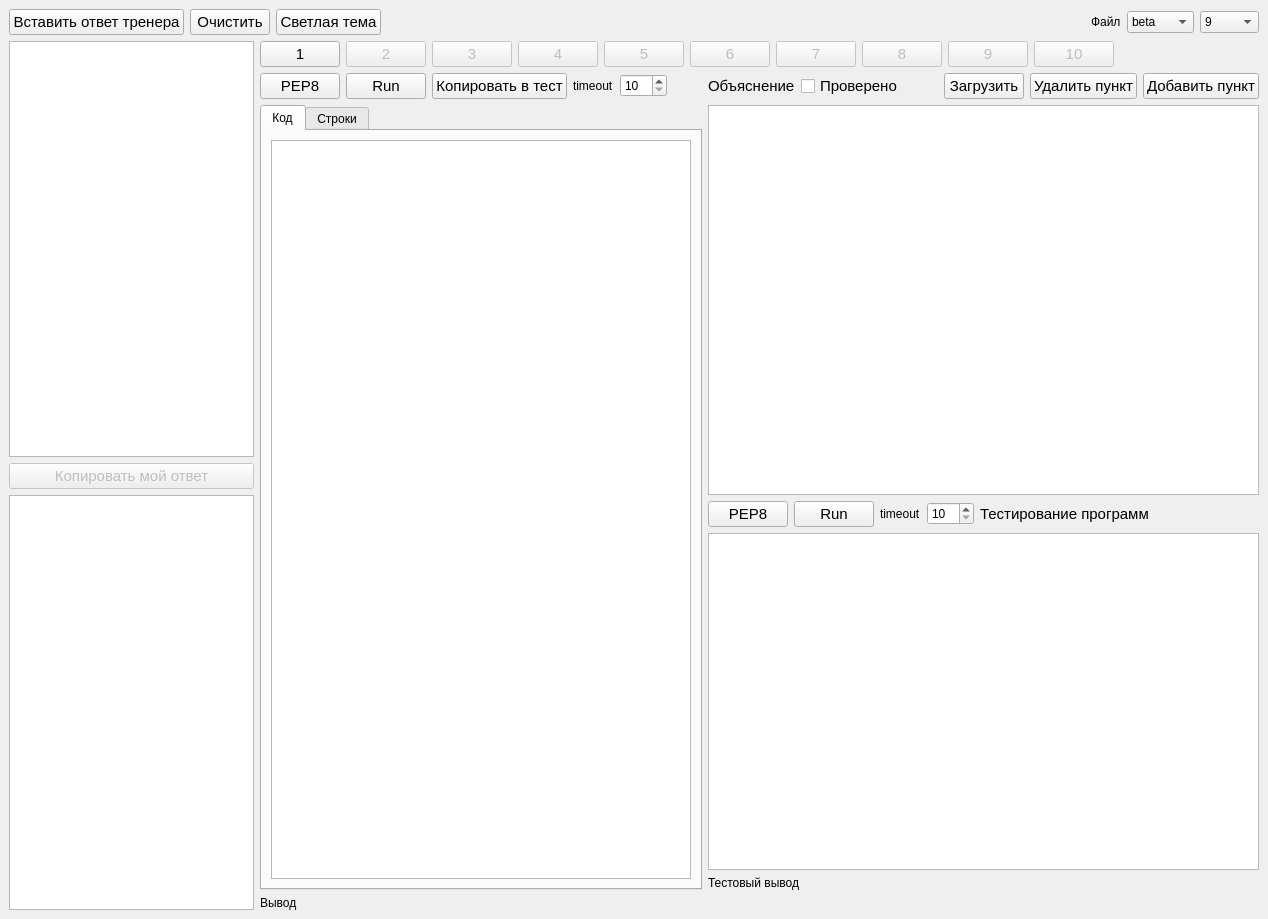
Before: the Qt Designer form mainwindow.ui in grigvlwork/syntax123, drawn with Qt 5.
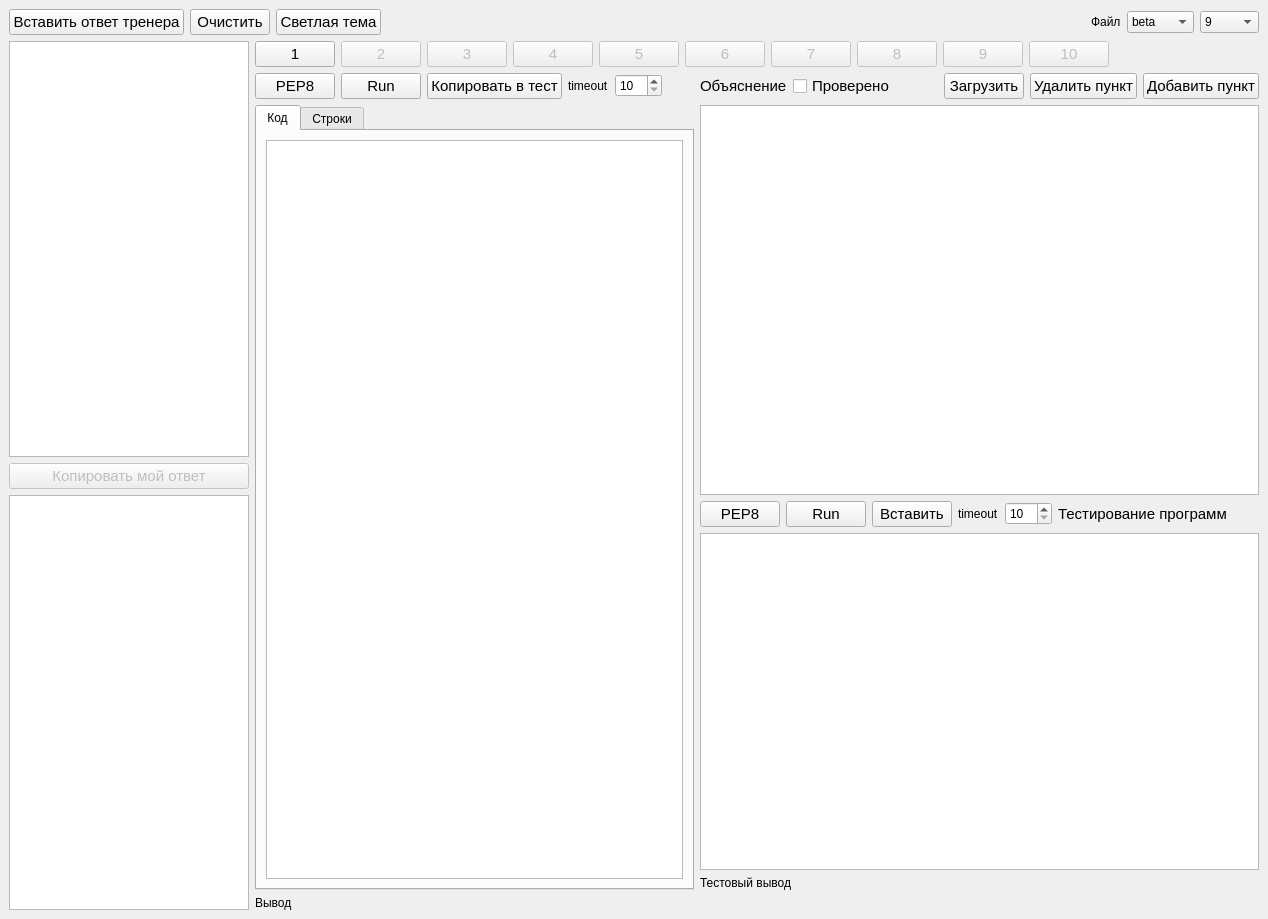
After: the same form once the commit is applied. Icons and pictures are not drawn.

Commit message: сделал вставку в тест из буфера

Patch:
```diff
--- a/mainwindow.ui
+++ b/mainwindow.ui
@@ -733,6 +733,18 @@
                   </property>
                  </widget>
                 </item>
+                <item>
+                 <widget class="QPushButton" name="paste_test_btn">
+                  <property name="font">
+                   <font>
+                    <pointsize>11</pointsize>
+                   </font>
+                  </property>
+                  <property name="text">
+                   <string>Вставить</string>
+                  </property>
+                 </widget>
+                </item>
                 <item>
                  <widget class="QLabel" name="label_5">
                   <property name="text">
```
The commit also changes 2 other files.
